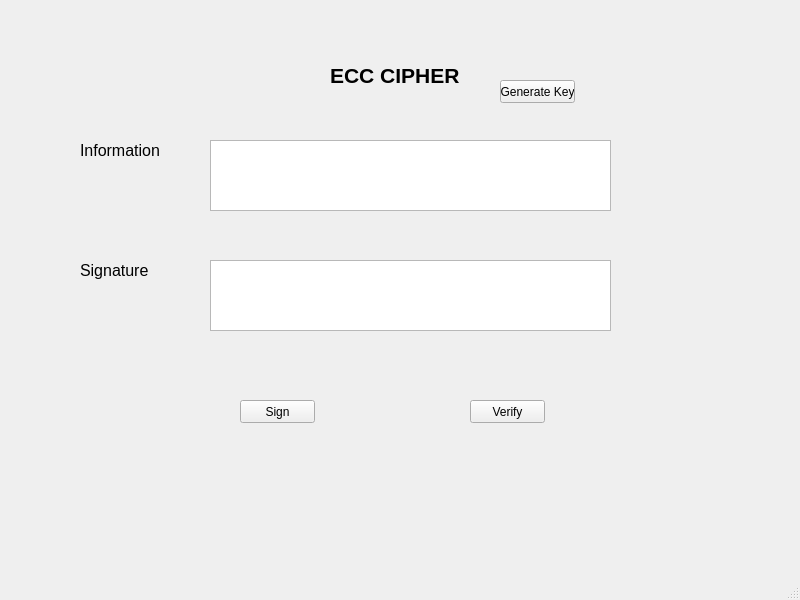
Above: Lab-03/ui/ecc.ui from Tuan1112/bmttnc before the change. Below: the same form after it.
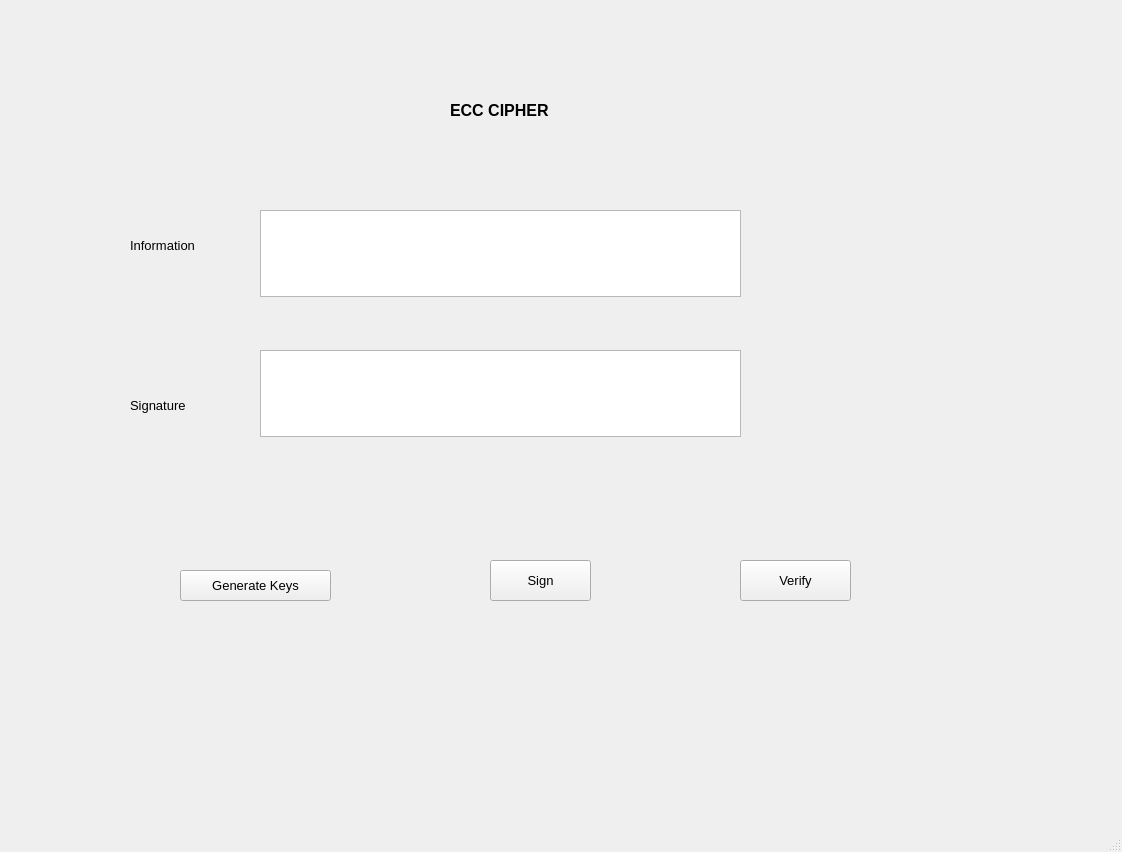
That is the form after the change.

Diff of the .ui file:
```diff
--- a/Lab-03/ui/ecc.ui
+++ b/Lab-03/ui/ecc.ui
@@ -6,46 +6,26 @@
    <rect>
     <x>0</x>
     <y>0</y>
-    <width>800</width>
-    <height>600</height>
+    <width>1122</width>
+    <height>852</height>
    </rect>
   </property>
   <property name="windowTitle">
    <string>MainWindow</string>
   </property>
   <widget class="QWidget" name="centralwidget">
-   <widget class="QTextEdit" name="txt_info">
-    <property name="geometry">
-     <rect>
-      <x>210</x>
-      <y>140</y>
-      <width>401</width>
-      <height>71</height>
-     </rect>
-    </property>
-   </widget>
-   <widget class="QTextEdit" name="txt_sign">
-    <property name="geometry">
-     <rect>
-      <x>210</x>
-      <y>260</y>
-      <width>401</width>
-      <height>71</height>
-     </rect>
-    </property>
-   </widget>
    <widget class="QLabel" name="label">
     <property name="geometry">
      <rect>
-      <x>330</x>
-      <y>40</y>
-      <width>171</width>
-      <height>71</height>
+      <x>450</x>
+      <y>80</y>
+      <width>191</width>
+      <height>61</height>
      </rect>
     </property>
     <property name="font">
      <font>
-      <pointsize>16</pointsize>
+      <pointsize>12</pointsize>
       <weight>75</weight>
       <bold>true</bold>
      </font>
@@ -57,15 +37,15 @@
    <widget class="QLabel" name="label_2">
     <property name="geometry">
      <rect>
-      <x>80</x>
-      <y>130</y>
-      <width>91</width>
-      <height>41</height>
+      <x>130</x>
+      <y>230</y>
+      <width>111</width>
+      <height>31</height>
      </rect>
     </property>
     <property name="font">
      <font>
-      <pointsize>12</pointsize>
+      <pointsize>10</pointsize>
      </font>
     </property>
     <property name="text">
@@ -75,60 +55,95 @@
    <widget class="QLabel" name="label_3">
     <property name="geometry">
      <rect>
-      <x>80</x>
-      <y>260</y>
-      <width>81</width>
-      <height>21</height>
+      <x>130</x>
+      <y>390</y>
+      <width>111</width>
+      <height>31</height>
      </rect>
     </property>
     <property name="font">
      <font>
-      <pointsize>12</pointsize>
+      <pointsize>10</pointsize>
      </font>
     </property>
     <property name="text">
      <string>Signature</string>
     </property>
    </widget>
-   <widget class="QPushButton" name="btn_sign">
+   <widget class="QTextEdit" name="txt_info">
     <property name="geometry">
      <rect>
-      <x>240</x>
-      <y>400</y>
-      <width>75</width>
-      <height>23</height>
+      <x>260</x>
+      <y>210</y>
+      <width>481</width>
+      <height>87</height>
      </rect>
+    </property>
+   </widget>
+   <widget class="QTextEdit" name="txt_sign">
+    <property name="geometry">
+     <rect>
+      <x>260</x>
+      <y>350</y>
+      <width>481</width>
+      <height>87</height>
+     </rect>
+    </property>
+   </widget>
+   <widget class="QToolButton" name="btn_generate">
+    <property name="geometry">
+     <rect>
+      <x>180</x>
+      <y>570</y>
+      <width>151</width>
+      <height>31</height>
+     </rect>
+    </property>
+    <property name="font">
+     <font>
+      <pointsize>10</pointsize>
+     </font>
+    </property>
+    <property name="text">
+     <string>Generate Keys</string>
+    </property>
+   </widget>
+   <widget class="QToolButton" name="btn_sign">
+    <property name="geometry">
+     <rect>
+      <x>490</x>
+      <y>560</y>
+      <width>101</width>
+      <height>41</height>
+     </rect>
+    </property>
+    <property name="font">
+     <font>
+      <pointsize>10</pointsize>
+     </font>
     </property>
     <property name="text">
      <string>Sign</string>
     </property>
    </widget>
-   <widget class="QPushButton" name="btn_verify">
+   <widget class="QToolButton" name="btn_verify">
     <property name="geometry">
      <rect>
-      <x>470</x>
-      <y>400</y>
-      <width>75</width>
-      <height>23</height>
+      <x>740</x>
+      <y>560</y>
+      <width>111</width>
+      <height>41</height>
      </rect>
     </property>
+    <property name="font">
+     <font>
+      <pointsize>10</pointsize>
+     </font>
+    </property>
     <property name="text">
      <string>Verify</string>
     </property>
    </widget>
-   <widget class="QPushButton" name="btn_gen_keys">
-    <property name="geometry">
-     <rect>
-      <x>500</x>
-      <y>80</y>
-      <width>75</width>
-      <height>23</height>
-     </rect>
-    </property>
-    <property name="text">
-     <string>Generate Key</string>
-    </property>
-   </widget>
   </widget>
   <widget class="QMenuBar" name="menubar">
    <property name="geometry">
```
Left out of the diff: 4 changed lines with no effect on the pictures.
